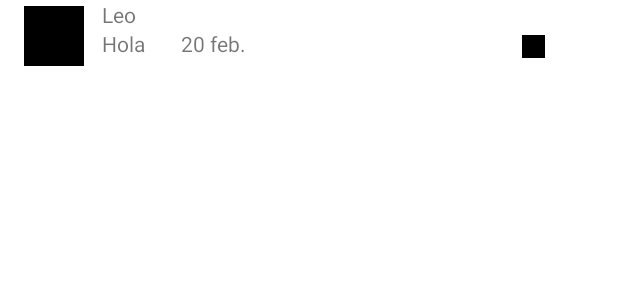
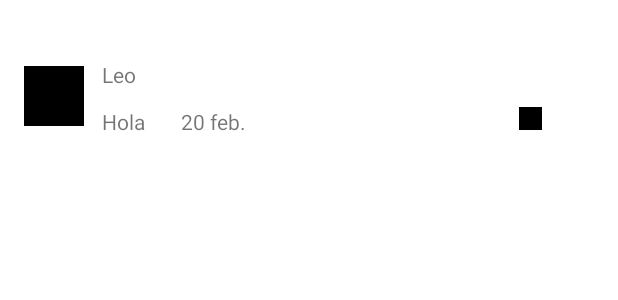
Before and after one commit to 2022B-Software-Computacion/salvador-guzman-byron-leonardo-movsoft, an Android app: the layout item_mesenger.xml on its own in the app's theme, with its tools: preview values and no code run, on a phone screen of 412 x 824 dp. Shown: the top 300 px of the screen. Run offline under Robolectric (Android 15) with nearby library versions, the phone set to English and light mode, and no system bars.

Commit message:
Aplicación funcionando con carga de imágenes y correcta disposición de los mensajes

```diff
--- a/MessengerAppRecyclerView/app/src/main/res/layout/item_mesenger.xml
+++ b/MessengerAppRecyclerView/app/src/main/res/layout/item_mesenger.xml
@@ -1,5 +1,6 @@
 <?xml version="1.0" encoding="utf-8"?>
 <androidx.constraintlayout.widget.ConstraintLayout xmlns:android="http://schemas.android.com/apk/res/android"
+
     android:layout_width="match_parent"
     android:layout_height="wrap_content"
     xmlns:app="http://schemas.android.com/apk/res-auto"
@@ -10,22 +11,9 @@
         android:layout_width="40dp"
         android:layout_height="40dp"
         android:layout_marginStart="16dp"
-        android:layout_marginTop="4dp"
+        android:layout_marginTop="44dp"
         app:layout_constraintStart_toStartOf="parent"
         app:layout_constraintTop_toTopOf="parent"
-        tools:background="@color/black" />
-
-    <ImageView
-        android:id="@+id/ivConfLectura"
-        android:layout_width="15dp"
-        android:layout_height="15dp"
-        android:layout_marginTop="4dp"
-        app:layout_constraintEnd_toEndOf="parent"
-        app:layout_constraintHorizontal_bias="0.878"
-        app:layout_constraintLeft_toRightOf="@+id/msnUltimoMensaje"
-        app:layout_constraintRight_toLeftOf="@+id/msnUltimoMensaje"
-        app:layout_constraintStart_toStartOf="parent"
-        app:layout_constraintTop_toBottomOf="@+id/msnNombreAmigo"
         tools:background="@color/black" />
 
     <TextView
@@ -33,23 +21,16 @@
         android:layout_width="wrap_content"
         android:layout_height="wrap_content"
         android:layout_marginStart="12dp"
+        android:layout_marginTop="40dp"
         app:layout_constraintStart_toEndOf="@+id/ivFotoAmigo"
         app:layout_constraintTop_toTopOf="parent"
         tools:text="Leo" />
 
     <TextView
-        android:id="@+id/msnUltimoMensaje"
-        android:layout_width="wrap_content"
-        android:layout_height="wrap_content"
-        android:layout_marginStart="12dp"
-        app:layout_constraintStart_toEndOf="@+id/ivFotoAmigo"
-        app:layout_constraintTop_toBottomOf="@+id/msnNombreAmigo"
-        tools:text="Hola" />
-
-    <TextView
         android:id="@+id/msnFecha"
         android:layout_width="wrap_content"
         android:layout_height="wrap_content"
+        android:layout_marginTop="12dp"
         app:layout_constraintEnd_toEndOf="parent"
         app:layout_constraintHorizontal_bias="0.088"
         app:layout_constraintLeft_toRightOf="@+id/msnUltimoMensaje"
@@ -58,5 +39,28 @@
         app:layout_constraintTop_toBottomOf="@+id/msnNombreAmigo"
         tools:text="20 feb." />
 
+    <TextView
+        android:id="@+id/msnUltimoMensaje"
+        android:layout_width="wrap_content"
+        android:layout_height="wrap_content"
+        android:layout_marginStart="12dp"
+        android:layout_marginTop="12dp"
+        app:layout_constraintStart_toEndOf="@+id/ivFotoAmigo"
+        app:layout_constraintTop_toBottomOf="@+id/msnNombreAmigo"
+        tools:text="Hola" />
+
+    <ImageView
+        android:id="@+id/ivConfLectura"
+        android:layout_width="15dp"
+        android:layout_height="15dp"
+        android:layout_marginTop="12dp"
+        app:layout_constraintEnd_toEndOf="parent"
+        app:layout_constraintHorizontal_bias="0.873"
+        app:layout_constraintLeft_toRightOf="@+id/msnUltimoMensaje"
+        app:layout_constraintRight_toLeftOf="@+id/msnUltimoMensaje"
+        app:layout_constraintStart_toStartOf="parent"
+        app:layout_constraintTop_toBottomOf="@+id/msnNombreAmigo"
+        tools:background="@color/black" />
+
 
 </androidx.constraintlayout.widget.ConstraintLayout>
```
